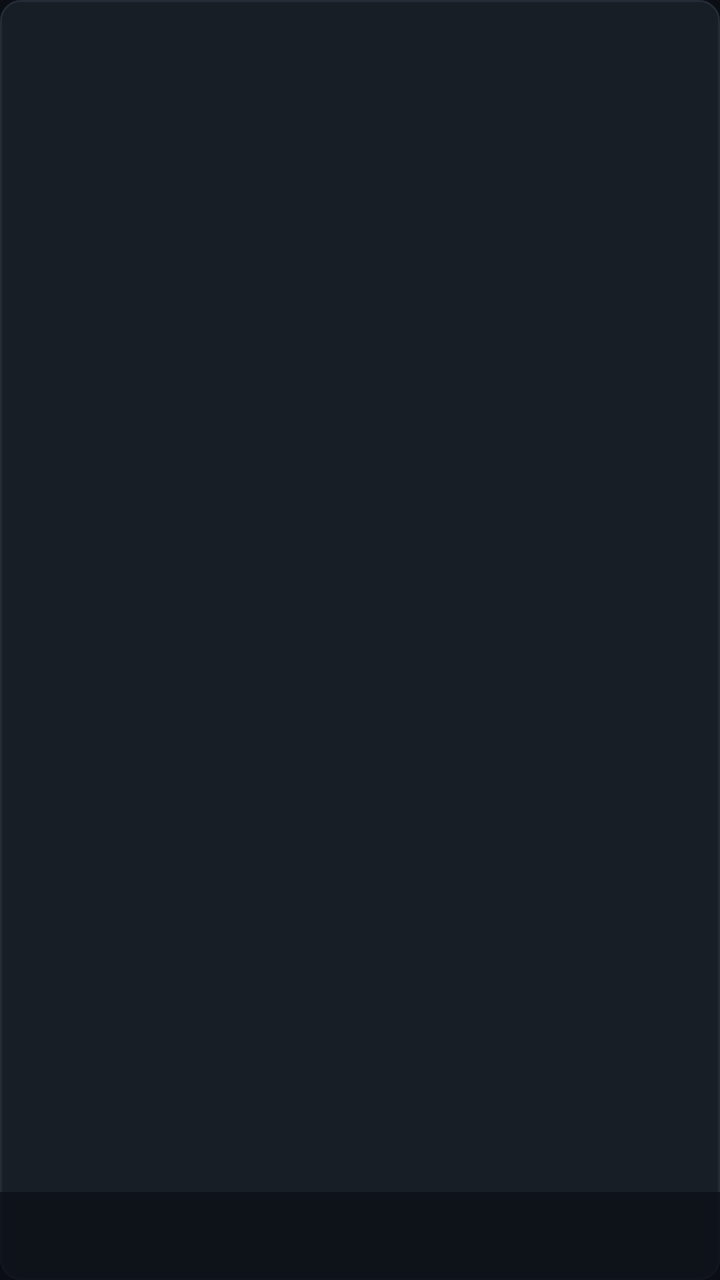
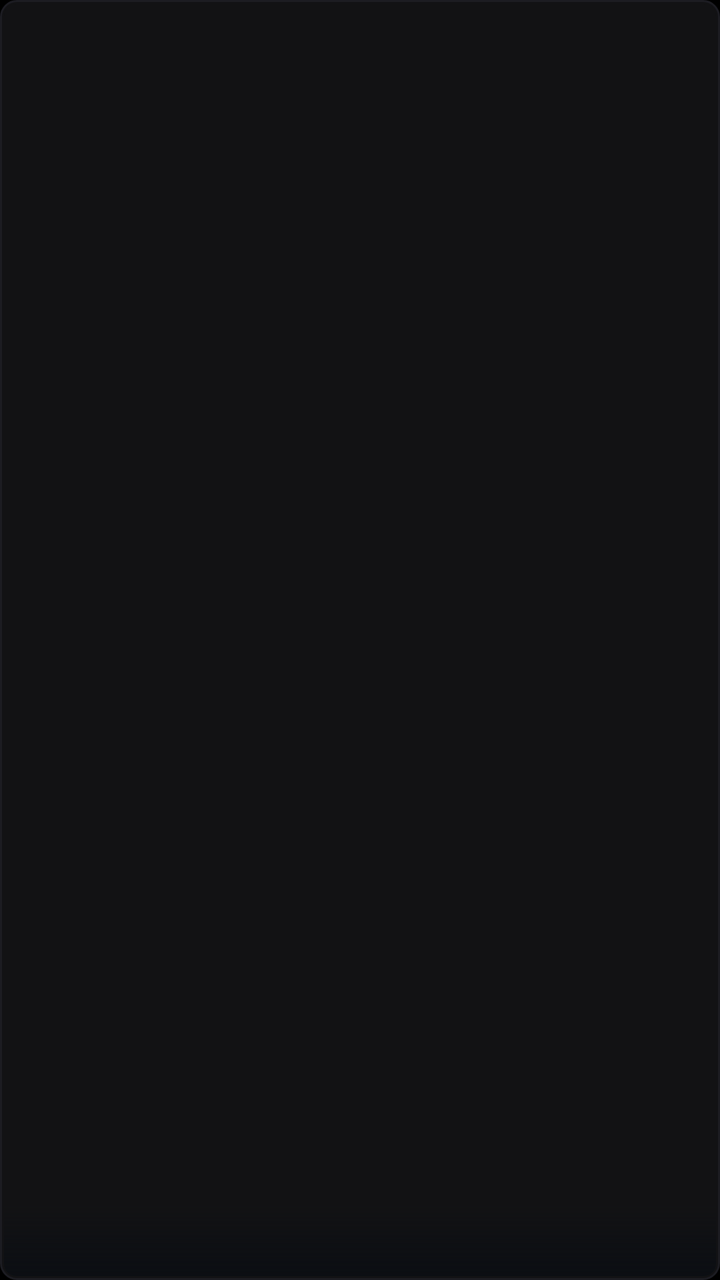

An Android layout rendered at two revisions. The XML below is the earlier revision; the diff shows what the commit changed to produce the second picture.
<!-- AndroidManifest.xml: application theme Theme.MinimalTV -->
<!-- res/layout/card_program_item.xml -->
<?xml version="1.0" encoding="utf-8"?>
<FrameLayout xmlns:android="http://schemas.android.com/apk/res/android"
    android:id="@+id/program_card_root"
    android:layout_width="@dimen/program_card_width"
    android:layout_height="@dimen/program_card_height"
    android:layout_margin="8dp"
    android:background="@drawable/bg_card_selector"
    android:clickable="true"
    android:focusable="true">

    <ImageView
        android:id="@+id/iv_program_poster"
        android:layout_width="match_parent"
        android:layout_height="match_parent"
        android:scaleType="centerCrop"
        android:contentDescription="@null" />

    <View
        android:layout_width="match_parent"
        android:layout_height="44dp"
        android:layout_gravity="bottom"
        android:background="#B30B0E14" />

    <TextView
        android:id="@+id/tv_program_title"
        android:layout_width="match_parent"
        android:layout_height="wrap_content"
        android:layout_gravity="bottom"
        android:layout_margin="6dp"
        android:maxLines="1"
        android:ellipsize="end"
        android:textColor="@color/text_primary"
        android:textSize="12sp" />

</FrameLayout>
<!-- resources referenced by this layout -->
<resources>
  <color name="text_primary">#F8FAFC</color>
  <dimen name="program_card_height">112dp</dimen>
  <dimen name="program_card_width">200dp</dimen>
  <!-- drawable bg_card_selector (drawable) -->
  <?xml version="1.0" encoding="utf-8"?>
  <selector xmlns:android="http://schemas.android.com/apk/res/android">
      <item android:state_focused="true">
          <shape android:shape="rectangle">
              <corners android:radius="@dimen/app_card_corner_radius" />
              <solid android:color="@color/card_bg_focused" />
              <stroke android:width="2.5dp" android:color="@color/card_border_focused" />
          </shape>
      </item>
      <item>
          <shape android:shape="rectangle">
              <corners android:radius="@dimen/app_card_corner_radius" />
              <solid android:color="@color/card_bg" />
              <stroke android:width="1dp" android:color="#232C37" />
          </shape>
      </item>
  </selector>
  <style name="Theme.MinimalTV" parent="Theme.AppCompat.NoActionBar">
          <item name="android:windowBackground">@color/background_dark</item>
          <item name="android:colorBackground">@color/background_dark</item>
          <item name="android:textColorPrimary">@color/text_primary</item>
          <item name="android:windowNoTitle">true</item>
          <item name="android:windowFullscreen">true</item>
          <item name="android:windowOverscan">true</item>
      </style>
  <dimen name="app_card_corner_radius">10dp</dimen>
  <color name="card_bg_focused">#2A3442</color>
  <color name="card_border_focused">#60A5FA</color>
  <color name="card_bg">#181E26</color>
  <color name="background_dark">#0B0E14</color>
</resources>

<!-- the commit's change to res/layout/card_program_item.xml (unified diff, before → after) -->
@@ -1,35 +1,48 @@
 <?xml version="1.0" encoding="utf-8"?>
 <FrameLayout xmlns:android="http://schemas.android.com/apk/res/android"
+    xmlns:app="http://schemas.android.com/apk/res-auto"
     android:id="@+id/program_card_root"
     android:layout_width="@dimen/program_card_width"
     android:layout_height="@dimen/program_card_height"
-    android:layout_margin="8dp"
+    android:layout_margin="5dp"
     android:background="@drawable/bg_card_selector"
     android:clickable="true"
-    android:focusable="true">
+    android:focusable="true"
+    android:padding="2dp">
 
-    <ImageView
-        android:id="@+id/iv_program_poster"
+    <androidx.cardview.widget.CardView
         android:layout_width="match_parent"
         android:layout_height="match_parent"
-        android:scaleType="centerCrop"
-        android:contentDescription="@null" />
+        app:cardCornerRadius="6dp"
+        app:cardElevation="0dp"
+        app:cardBackgroundColor="@color/card_bg"
+        app:cardPreventCornerOverlap="false">
 
-    <View
-        android:layout_width="match_parent"
-        android:layout_height="44dp"
-        android:layout_gravity="bottom"
-        android:background="#B30B0E14" />
+        <ImageView
+            android:id="@+id/iv_program_poster"
+            android:layout_width="match_parent"
+            android:layout_height="match_parent"
+            android:scaleType="centerCrop"
+            android:contentDescription="@null" />
 
-    <TextView
-        android:id="@+id/tv_program_title"
-        android:layout_width="match_parent"
-        android:layout_height="wrap_content"
-        android:layout_gravity="bottom"
-        android:layout_margin="6dp"
-        android:maxLines="1"
-        android:ellipsize="end"
-        android:textColor="@color/text_primary"
-        android:textSize="12sp" />
+        <View
+            android:layout_width="match_parent"
+            android:layout_height="36dp"
+            android:layout_gravity="bottom"
+            android:background="@drawable/bg_banner_gradient" />
+
+        <TextView
+            android:id="@+id/tv_program_title"
+            android:layout_width="match_parent"
+            android:layout_height="wrap_content"
+            android:layout_gravity="bottom"
+            android:layout_margin="6dp"
+            android:maxLines="1"
+            android:ellipsize="end"
+            android:textColor="@color/text_primary"
+            android:fontFamily="sans-serif-medium"
+            android:textSize="11sp" />
+
+    </androidx.cardview.widget.CardView>
 
 </FrameLayout>
<!-- resource entries referenced after the edit -->
@@ -1,8 +1,16 @@
 <!-- resources referenced by this layout -->
 <resources>
   <color name="text_primary">#F8FAFC</color>
-  <dimen name="program_card_height">112dp</dimen>
-  <dimen name="program_card_width">200dp</dimen>
+  <dimen name="program_card_height">96dp</dimen>
+  <dimen name="program_card_width">168dp</dimen>
+  <!-- drawable bg_banner_gradient (drawable) -->
+  <?xml version="1.0" encoding="utf-8"?>
+  <shape xmlns:android="http://schemas.android.com/apk/res/android" android:shape="rectangle">
+      <gradient
+          android:startColor="#E60A0D12"
+          android:endColor="#00000000"
+          android:angle="90" />
+  </shape>
   <!-- drawable bg_card_selector (drawable) -->
   <?xml version="1.0" encoding="utf-8"?>
   <selector xmlns:android="http://schemas.android.com/apk/res/android">
@@ -17,7 +25,7 @@
           <shape android:shape="rectangle">
               <corners android:radius="@dimen/app_card_corner_radius" />
               <solid android:color="@color/card_bg" />
-              <stroke android:width="1dp" android:color="#232C37" />
+              <stroke android:width="1dp" android:color="@color/card_border_unfocused" />
           </shape>
       </item>
   </selector>
@@ -28,11 +36,49 @@
           <item name="android:windowNoTitle">true</item>
           <item name="android:windowFullscreen">true</item>
           <item name="android:windowOverscan">true</item>
+          
+          <item name="preferenceTheme">@style/CustomPreferenceThemeOverlay</item>
+          <item name="defaultBrandColor">@color/settings_title_bg</item>
+          <item name="defaultBrandColorDark">@color/settings_title_bg</item>
+          <item name="android:colorAccent">@color/accent_main_light</item>
+          <item name="android:listPreferredItemHeight">64dp</item>
+          <item name="android:selectableItemBackground">@drawable/bg_settings_item_selector</item>
       </style>
-  <dimen name="app_card_corner_radius">10dp</dimen>
-  <color name="card_bg_focused">#2A3442</color>
-  <color name="card_border_focused">#60A5FA</color>
-  <color name="card_bg">#181E26</color>
-  <color name="background_dark">#0B0E14</color>
+  <dimen name="app_card_corner_radius">8dp</dimen>
+  <color name="card_bg_focused">#1C1C24</color>
+  <color name="card_border_focused">#6366F1</color>
+  <color name="card_border_unfocused">#1C1C22</color>
+  <color name="card_bg">#121214</color>
+  <color name="background_dark">#000000</color>
+  <style name="CustomPreferenceThemeOverlay" parent="PreferenceThemeOverlay.v14.Leanback">
+          <item name="android:windowBackground">@color/settings_panel_bg</item>
+          <item name="android:colorPrimary">@color/settings_title_bg</item>
+          <item name="defaultBrandColor">@color/settings_title_bg</item>
+          <item name="defaultBrandColorDark">@color/settings_title_bg</item>
+      </style>
+  <color name="settings_title_bg">#1B1C1E</color>
+  <color name="accent_main_light">#818CF8</color>
+  <!-- drawable bg_settings_item_selector (drawable) -->
+  <?xml version="1.0" encoding="utf-8"?>
+  <selector xmlns:android="http://schemas.android.com/apk/res/android">
+      <item android:state_pressed="true">
+          <shape android:shape="rectangle">
+              <solid android:color="#40FFFFFF" />
+              <corners android:radius="4dp" />
+          </shape>
+      </item>
+      <item android:state_focused="true">
+          <shape android:shape="rectangle">
+              <solid android:color="#29FFFFFF" />
+              <corners android:radius="4dp" />
+          </shape>
+      </item>
+      <item>
+          <shape android:shape="rectangle">
+              <solid android:color="@android:color/transparent" />
+          </shape>
+      </item>
+  </selector>
+  <color name="settings_panel_bg">#151618</color>
 </resources>
 
